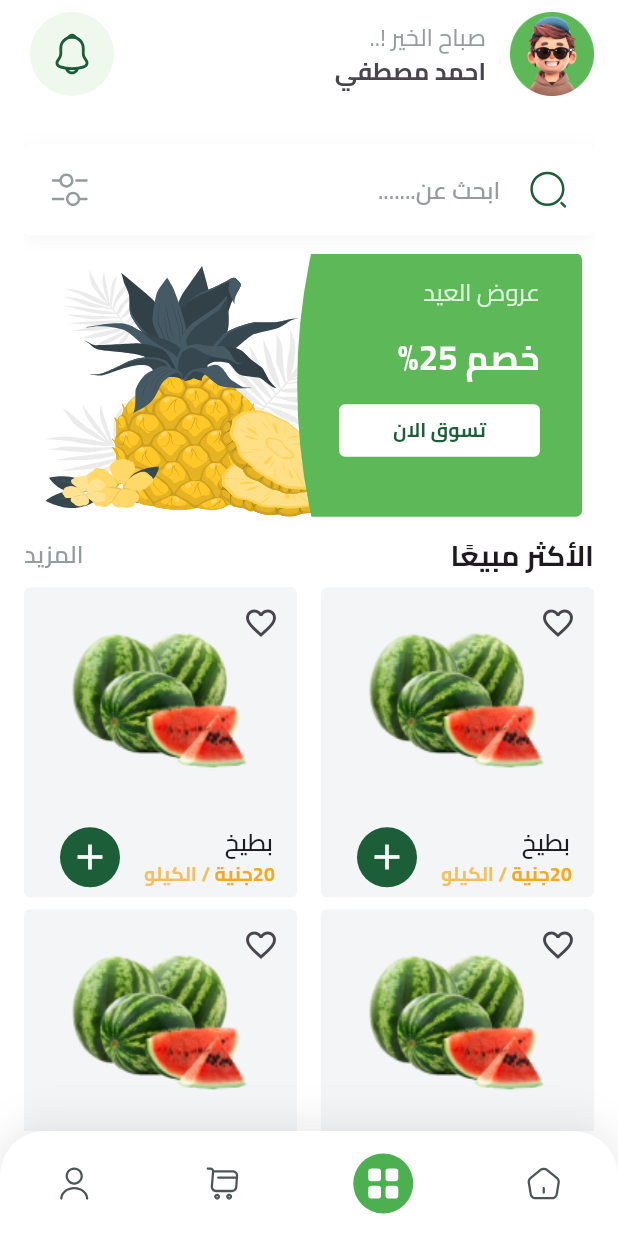
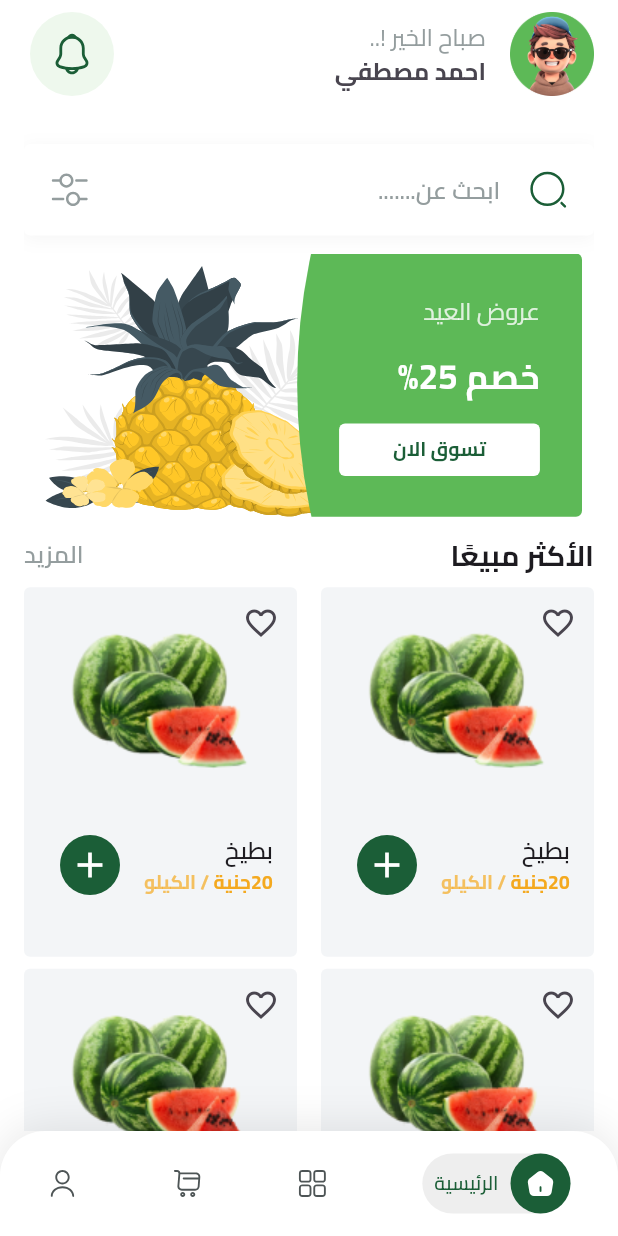
Before and after one commit to ahmedyhia123/Fruits-Hub, a Flutter app: the HomeView screen opened by its route, on a phone screen of 412 x 824 dp. Run offline on Flutter 3.47's test engine with Material 3 defaults, Android fonts, the phone set to English and light mode, and no system bars; our stand-ins replace bloc, cloud_firestore, dartz, dots_indicator, firebase_auth, firebase_core and 7 more; missing offline and left inert: flutter_facebook_auth; accounts and stored records are empty.

Commit message:
bottom navigation bar done

```diff
--- a/lib/Core/widgets/fruit_item.dart
+++ b/lib/Core/widgets/fruit_item.dart
@@ -8,7 +8,6 @@ class FruitItem extends StatelessWidget {
   @override
   Widget build(BuildContext context) {
     return Container(
-
       decoration: ShapeDecoration(
         color: const Color(0xffF3F5F7),
         shape: RoundedRectangleBorder(borderRadius: BorderRadius.circular(4)),
@@ -26,16 +25,17 @@ class FruitItem extends StatelessWidget {
           Positioned.fill(
             child: Column(
               children: [
-                const SizedBox(height: 25),
+                const Spacer(),
                 Image.asset(Assets.assetsImagesWatermelon),
-                const SizedBox(height: 20),
+                const Spacer(),
                 ListTile(
                   trailing: const CircleAvatar(
                     backgroundColor: Color(0xff1B5E37),
-                    child: Icon( Icons.add, color: Colors.white , size: 28,),
+                    child: Icon(Icons.add, color: Colors.white, size: 28),
                   ),
                   title: const Text('بطيخ', style: Styles.semiBold16),
-                  subtitle: Row(
+                  subtitle: FittedBox(
+                    child: Row(
                       children: [
                         Text(
                           '20جنية ',
@@ -46,12 +46,16 @@ class FruitItem extends StatelessWidget {
                         Text(
                           '/ الكيلو',
                           style: Styles.bold13.copyWith(
-                          color: const Color(0xffF4A91F).withValues(alpha: 0.7),
+                            color: const Color(
+                              0xffF4A91F,
+                            ).withValues(alpha: 0.7),
                           ),
                         ),
                       ],
                     ),
                   ),
+                ),
+                const Spacer(),
               ],
             ),
           ),
--- a/lib/Features/Home/presentation/views/domin/entites/bottom_navgation_bar_entite.dart
+++ b/lib/Features/Home/presentation/views/domin/entites/bottom_navgation_bar_entite.dart
@@ -25,7 +25,7 @@ List<BottomNavgationBarEntite> bottomNavgationBarEntites = [
   BottomNavgationBarEntite(
     inActiveItem: Assets.assetsImagesCartBnb,
     activeItem: Assets.assetsImagesCartBnbBold,
-    name: 'Cart',
+    name: 'السلة',
   ),
   BottomNavgationBarEntite(
     inActiveItem: Assets.assetsImagesUserBnb,
--- a/lib/Features/Home/presentation/views/widgets/active_item.dart
+++ b/lib/Features/Home/presentation/views/widgets/active_item.dart
@@ -1,14 +1,41 @@
 import 'package:flutter/material.dart';
 import 'package:flutter_svg/svg.dart';
+import 'package:fruits_hub/Core/utils/styles.dart';
 
 class ActiveItem extends StatelessWidget {
-  const ActiveItem({super.key, required this.iconPath});
+  const ActiveItem({super.key, required this.iconPath, required this.title});
   final String iconPath;
+  final String title;
   @override
   Widget build(BuildContext context) {
-    return CircleAvatar(
-      backgroundColor: Colors.green,
-      child: SvgPicture.asset(iconPath, height: 24),
+    return Container(
+      decoration: ShapeDecoration(
+        color: const Color(0xffEEEEEE),
+        shape: RoundedRectangleBorder(borderRadius: BorderRadius.circular(30)),
+      ),
+      child: Row(
+        mainAxisSize: MainAxisSize.min,
+
+        children: [
+          Container(
+            height: 40,
+            width: 40,
+            decoration: const ShapeDecoration(
+              color: Color(0xff1B5E37),
+              shape: RoundedRectangleBorder(
+                borderRadius: BorderRadius.all(Radius.circular(30)),
+              ),
+            ),
+            child: Center(child: SvgPicture.asset(height: 20, iconPath)),
+          ),
+           const SizedBox(width: 8),
+          Text(
+            title,
+            style: Styles.semiBold13.copyWith(color: const Color(0xff1B5E37)),
+          ),
+          const SizedBox(width: 8),
+        ],
+      ),
     );
   }
 }
--- a/lib/Features/Home/presentation/views/widgets/custom_bottom_navigation_bar.dart
+++ b/lib/Features/Home/presentation/views/widgets/custom_bottom_navigation_bar.dart
@@ -1,13 +1,21 @@
+import 'dart:developer';
+
 import 'package:flutter/material.dart';
 import 'package:fruits_hub/Features/Home/presentation/views/domin/entites/bottom_navgation_bar_entite.dart';
 import 'package:fruits_hub/Features/Home/presentation/views/widgets/navigation_bar_item.dart';
 
-class CustomBottomNavigationBar extends StatelessWidget {
+class CustomBottomNavigationBar extends StatefulWidget {
   const CustomBottomNavigationBar({super.key});
 
   @override
+  State<CustomBottomNavigationBar> createState() =>
+      _CustomBottomNavigationBarState();
+}
+
+class _CustomBottomNavigationBarState extends State<CustomBottomNavigationBar> {
+   int currentIndex = 0;
+  @override
   Widget build(BuildContext context) {
-    int currentIndex = 1;
     return Container(
       height: 70,
       width: 375,
@@ -32,9 +40,20 @@ class CustomBottomNavigationBar extends StatelessWidget {
         mainAxisAlignment: MainAxisAlignment.spaceAround,
         children: List.generate(
           bottomNavgationBarEntites.length,
-          (index) => NavigationBarItem(
-            isActive: currentIndex == index,
-            icon: bottomNavgationBarEntites[index],
+          (index) => GestureDetector(
+            onTap: () {
+              currentIndex = index;
+              setState(() {
+
+              });
+              log(
+                'icon ${bottomNavgationBarEntites[index].name} clicked \n current index $currentIndex',
+              );
+            },
+            child: NavigationBarItem(
+              isActive: currentIndex == index,
+              icon: bottomNavgationBarEntites[index],
+            ),
           ),
         ),
       ),
--- a/lib/Features/Home/presentation/views/widgets/featured_item.dart
+++ b/lib/Features/Home/presentation/views/widgets/featured_item.dart
@@ -39,8 +39,9 @@ class FeaturedItem extends StatelessWidget {
                 child: Center(
                   child: Column(
                     crossAxisAlignment: CrossAxisAlignment.start,
+                    mainAxisAlignment: MainAxisAlignment.center,
                     children: [
-                      const Spacer(),
+
                       Text(
 
                         'عروض العيد',
@@ -57,7 +58,7 @@ class FeaturedItem extends StatelessWidget {
                       ),
                       const SizedBox(height: 15),
                       const FeaturedBottom(text: 'تسوق الان'),
-                      const SizedBox(height: 40),
+
                     ],
                   ),
                 ),
--- a/lib/Features/Home/presentation/views/widgets/inactive_item.dart
+++ b/lib/Features/Home/presentation/views/widgets/inactive_item.dart
@@ -6,6 +6,6 @@ class InActiveItem extends StatelessWidget {
   final String iconPath;
   @override
   Widget build(BuildContext context) {
-    return SvgPicture.asset(iconPath, height: 24);
+    return SvgPicture.asset(iconPath, height: 20);
   }
 }
--- a/lib/Features/Home/presentation/views/widgets/most_selling_grid_view.dart
+++ b/lib/Features/Home/presentation/views/widgets/most_selling_grid_view.dart
@@ -10,7 +10,7 @@ class MostSellingGridView extends StatelessWidget {
 
       gridDelegate: const SliverGridDelegateWithFixedCrossAxisCount(
         crossAxisCount: 2,
-        childAspectRatio: 163 / 185,
+        childAspectRatio: 170 /230 ,
         mainAxisSpacing: 8,
         crossAxisSpacing: 16,
 
--- a/lib/Features/Home/presentation/views/widgets/navigation_bar_item.dart
+++ b/lib/Features/Home/presentation/views/widgets/navigation_bar_item.dart
@@ -15,7 +15,7 @@ class NavigationBarItem extends StatelessWidget {
   @override
   Widget build(BuildContext context) {
     return isActive
-        ? ActiveItem(iconPath: icon.activeItem)
+        ? ActiveItem(iconPath: icon.activeItem , title: icon.name,)
         : InActiveItem(iconPath: icon.inActiveItem);
   }
 }
```
Lines whose indentation alone changed are shown as unchanged.
